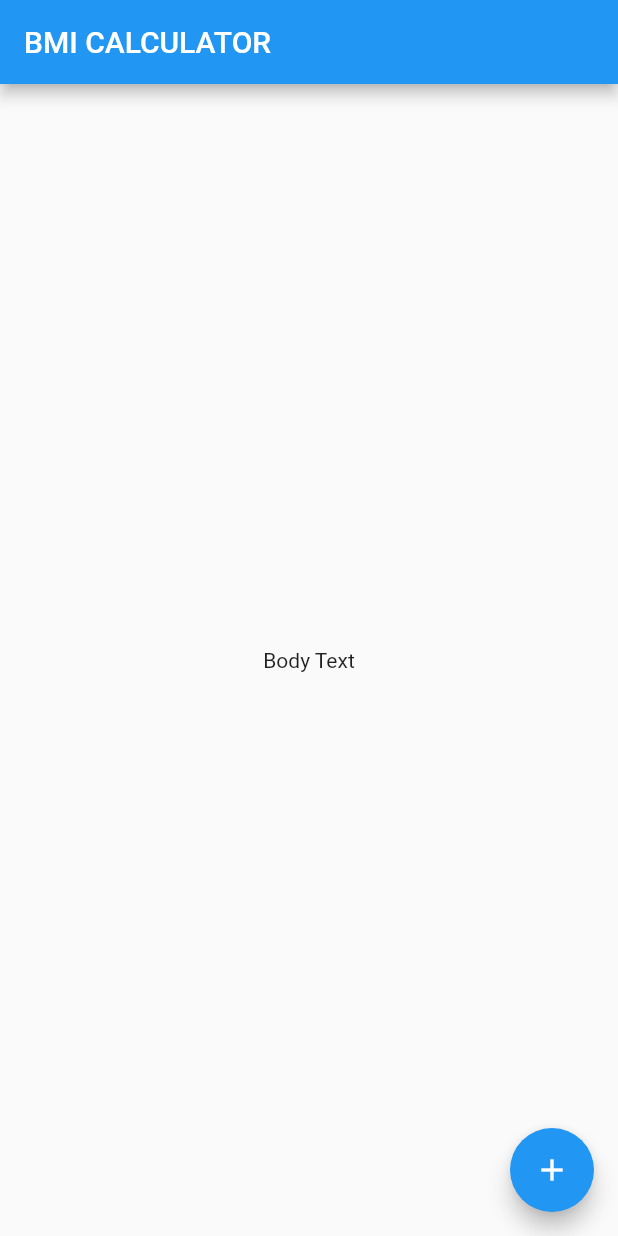
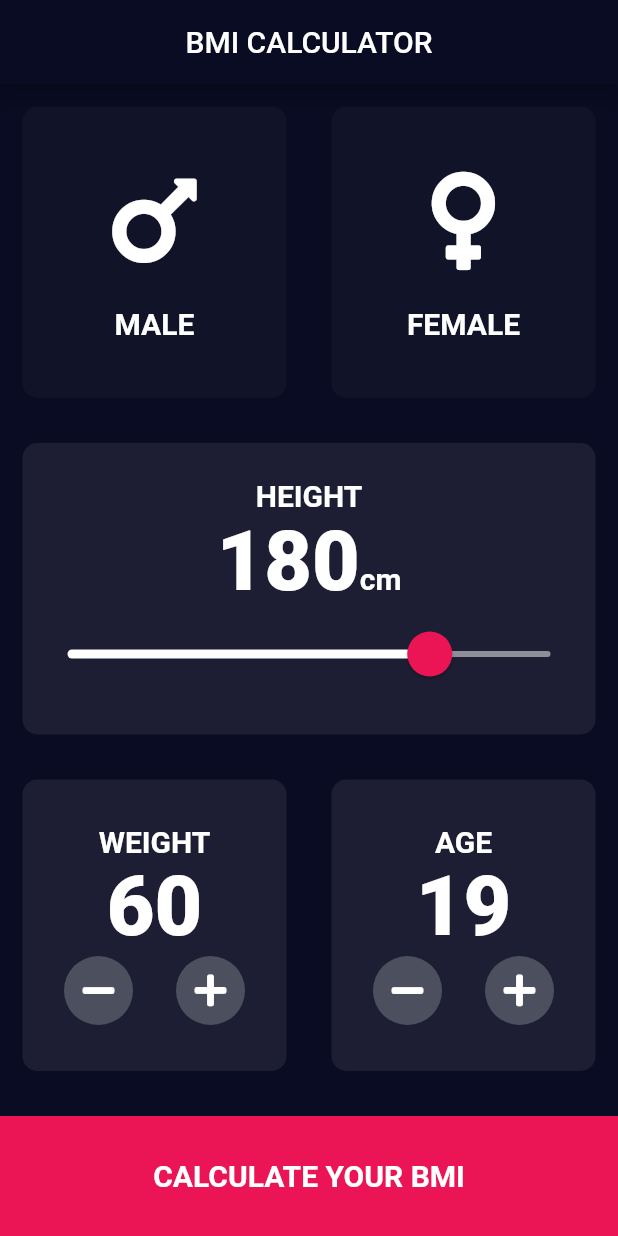
Before and after one commit to lighttt/BMICalculator, a Flutter app: the screen it shows after launch, on a phone screen of 412 x 824 dp. Run offline on Flutter 3.47's test engine with Material 2 defaults, Android fonts, the phone set to English and light mode, and no system bars; our stand-ins replace font_awesome_flutter.

Commit message:
Completed the input page

```diff
--- /dev/null
+++ b/lib/constants.dart
@@ -0,0 +1,13 @@
+import 'package:flutter/material.dart';
+
+const TextStyle labelTextStyle = TextStyle(
+  color: Colors.white,
+  fontSize: 20.0,
+  fontWeight: FontWeight.bold,
+);
+
+const TextStyle numberTextStyle = TextStyle(
+  color: Colors.white,
+  fontSize: 55.0,
+  fontWeight: FontWeight.w900,
+);
--- /dev/null
+++ b/lib/icon_content.dart
@@ -0,0 +1,27 @@
+import 'package:bmi_calculator/constants.dart';
+import 'package:flutter/material.dart';
+
+class IconContent extends StatelessWidget {
+  final IconData icon;
+  final String gender;
+
+  IconContent({this.icon, this.gender});
+
+  @override
+  Widget build(BuildContext context) {
+    return Column(
+      mainAxisAlignment: MainAxisAlignment.center,
+      children: <Widget>[
+        Icon(
+          icon,
+          size: 75,
+          color: Colors.white,
+        ),
+        SizedBox(
+          height: 20,
+        ),
+        Text(gender, style: labelTextStyle)
+      ],
+    );
+  }
+}
--- /dev/null
+++ b/lib/input_page.dart
@@ -0,0 +1,273 @@
+import 'package:bmi_calculator/constants.dart';
+import 'package:flutter/material.dart';
+import 'reusable_card.dart';
+import 'icon_content.dart';
+import 'package:font_awesome_flutter/font_awesome_flutter.dart';
+
+const Color inActiveCardColor = Color(0xFF111328);
+const Color activeCardColor = Color(0xFF1D1E33);
+const Color bottomContainerColor = Color(0xFFEB1555);
+
+class InputPage extends StatefulWidget {
+  @override
+  _InputPageState createState() => _InputPageState();
+}
+
+class _InputPageState extends State<InputPage> {
+  Color maleColor = inActiveCardColor;
+  Color femaleColor = inActiveCardColor;
+
+  // 1 = male, 2 = female
+  void updateColor(int genderType) {
+    if (genderType == 1) {
+      if (maleColor == inActiveCardColor) {
+        maleColor = activeCardColor;
+        femaleColor = inActiveCardColor;
+      } else {
+        maleColor = inActiveCardColor;
+      }
+    } else {
+      if (femaleColor == inActiveCardColor) {
+        femaleColor = activeCardColor;
+        maleColor = inActiveCardColor;
+      } else {
+        femaleColor = inActiveCardColor;
+      }
+    }
+  }
+
+  int height = 180;
+  int weight = 60;
+  int age = 19;
+
+  @override
+  Widget build(BuildContext context) {
+    return Scaffold(
+        appBar: AppBar(
+          centerTitle: true,
+          title: Text("BMI CALCULATOR"),
+        ),
+        body: Column(
+          crossAxisAlignment: CrossAxisAlignment.stretch,
+          children: <Widget>[
+            Expanded(
+              child: Row(
+                children: <Widget>[
+                  Expanded(
+                    child: GestureDetector(
+                      onTap: () {
+                        setState(() {
+                          updateColor(1);
+                        });
+                      },
+                      child: ReusableCard(
+                        colour: maleColor,
+                        iconContent: IconContent(
+                          icon: FontAwesomeIcons.mars,
+                          gender: "MALE",
+                        ),
+                      ),
+                    ),
+                  ),
+                  Expanded(
+                    child: GestureDetector(
+                      onTap: () {
+                        setState(() {
+                          updateColor(2);
+                        });
+                      },
+                      child: ReusableCard(
+                          colour: femaleColor,
+                          iconContent: IconContent(
+                            icon: FontAwesomeIcons.venus,
+                            gender: "FEMALE",
+                          )),
+                    ),
+                  ),
+                ],
+              ),
+            ),
+            Expanded(
+              child: ReusableCard(
+                colour: activeCardColor,
+                iconContent: Column(
+                  mainAxisAlignment: MainAxisAlignment.center,
+                  children: <Widget>[
+                    Text(
+                      "HEIGHT",
+                      style: labelTextStyle,
+                    ),
+                    Row(
+                      mainAxisAlignment: MainAxisAlignment.center,
+                      crossAxisAlignment: CrossAxisAlignment.baseline,
+                      textBaseline: TextBaseline.alphabetic,
+                      children: <Widget>[
+                        Text(
+                          height.toString(),
+                          style: numberTextStyle,
+                        ),
+                        Text(
+                          "cm",
+                          style: labelTextStyle,
+                        ),
+                      ],
+                    ),
+                    SliderTheme(
+                      data: SliderTheme.of(context).copyWith(
+                        activeTrackColor: Colors.white,
+                        inactiveTrackColor: Color(0xFF8D8E98),
+                        thumbColor: bottomContainerColor,
+                        overlayColor: Color(0x29EB1555),
+                        thumbShape:
+                            RoundSliderThumbShape(enabledThumbRadius: 15.0),
+                        overlayShape:
+                            RoundSliderOverlayShape(overlayRadius: 30.0),
+                      ),
+                      child: Slider(
+                        value: height.toDouble(),
+                        min: 120.0,
+                        max: 200.0,
+                        onChanged: (double newValue) {
+                          setState(() {
+                            height = newValue.round();
+                          });
+                        },
+                      ),
+                    )
+                  ],
+                ),
+              ),
+            ),
+            Expanded(
+              child: Row(
+                children: <Widget>[
+                  Expanded(
+                    child: ReusableCard(
+                      colour: activeCardColor,
+                      iconContent: Column(
+                        mainAxisAlignment: MainAxisAlignment.center,
+                        children: <Widget>[
+                          Text(
+                            "WEIGHT",
+                            style: labelTextStyle,
+                          ),
+                          Text(
+                            weight.toString(),
+                            style: numberTextStyle,
+                          ),
+                          Row(
+                            mainAxisAlignment: MainAxisAlignment.spaceEvenly,
+                            children: <Widget>[
+                              RawMaterialButton(
+                                child: Icon(FontAwesomeIcons.minus),
+                                onPressed: () {
+                                  setState(() {
+                                    weight--;
+                                  });
+                                },
+                                fillColor: Color(0xFF4C4F5E),
+                                elevation: 0.0,
+                                shape: CircleBorder(),
+                                constraints: BoxConstraints.tightFor(
+                                  height: 46.0,
+                                  width: 46.0,
+                                ),
+                              ),
+                              RawMaterialButton(
+                                child: Icon(FontAwesomeIcons.plus),
+                                onPressed: () {
+                                  setState(() {
+                                    weight++;
+                                  });
+                                },
+                                fillColor: Color(0xFF4C4F5E),
+                                elevation: 0.0,
+                                shape: CircleBorder(),
+                                constraints: BoxConstraints.tightFor(
+                                  height: 46.0,
+                                  width: 46.0,
+                                ),
+                              )
+                            ],
+                          )
+                        ],
+                      ),
+                    ),
+                  ),
+                  Expanded(
+                    child: ReusableCard(
+                      colour: activeCardColor,
+                      iconContent: Column(
+                        mainAxisAlignment: MainAxisAlignment.center,
+                        children: <Widget>[
+                          Text(
+                            "AGE",
+                            style: labelTextStyle,
+                          ),
+                          Text(
+                            age.toString(),
+                            style: numberTextStyle,
+                          ),
+                          Row(
+                            mainAxisAlignment: MainAxisAlignment.spaceEvenly,
+                            children: <Widget>[
+                              RawMaterialButton(
+                                child: Icon(FontAwesomeIcons.minus),
+                                onPressed: () {
+                                  setState(() {
+                                    age--;
+                                  });
+                                },
+                                fillColor: Color(0xFF4C4F5E),
+                                elevation: 0.0,
+                                shape: CircleBorder(),
+                                constraints: BoxConstraints.tightFor(
+                                  height: 46.0,
+                                  width: 46.0,
+                                ),
+                              ),
+                              RawMaterialButton(
+                                child: Icon(FontAwesomeIcons.plus),
+                                onPressed: () {
+                                  setState(() {
+                                    age++;
+                                  });
+                                },
+                                fillColor: Color(0xFF4C4F5E),
+                                elevation: 0.0,
+                                shape: CircleBorder(),
+                                constraints: BoxConstraints.tightFor(
+                                  height: 46.0,
+                                  width: 46.0,
+                                ),
+                              )
+                            ],
+                          )
+                        ],
+                      ),
+                    ),
+                  ),
+                ],
+              ),
+            ),
+            Container(
+              color: Color(0xFFEB1555),
+              height: 80.0,
+              width: double.infinity,
+              margin: EdgeInsets.only(top: 15.0),
+              child: Center(
+                child: Text(
+                  'CALCULATE YOUR BMI',
+                  textAlign: TextAlign.center,
+                  style: TextStyle(
+                    color: Colors.white,
+                    fontSize: 20.0,
+                    fontWeight: FontWeight.bold,
+                  ),
+                ),
+              ),
+            )
+          ],
+        ));
+  }
+}
--- a/lib/main.dart
+++ b/lib/main.dart
@@ -1,4 +1,5 @@
 import 'package:flutter/material.dart';
+import 'input_page.dart';
 
 void main() => runApp(BMICalculator());
 
@@ -6,28 +7,11 @@ class BMICalculator extends StatelessWidget {
   @override
   Widget build(BuildContext context) {
     return MaterialApp(
+      theme: ThemeData.dark().copyWith(
+        primaryColor: Color(0xFF090C22),
+        scaffoldBackgroundColor: Color(0xFF090C22),
+      ),
       home: InputPage(),
     );
   }
 }
-
-class InputPage extends StatefulWidget {
-  @override
-  _InputPageState createState() => _InputPageState();
-}
-
-class _InputPageState extends State<InputPage> {
-  @override
-  Widget build(BuildContext context) {
-    return Scaffold(
-      appBar: AppBar(
-        title: Text("BMI CALCULATOR"),
-      ),
-      body: Center(child: Text("Body Text")),
-      floatingActionButton: FloatingActionButton(
-        child: Icon(Icons.add),
-        onPressed: () {},
-      ),
-    );
-  }
-}
--- /dev/null
+++ b/lib/reusable_card.dart
@@ -0,0 +1,20 @@
+import 'package:flutter/material.dart';
+
+class ReusableCard extends StatelessWidget {
+  final Color colour;
+  final Widget iconContent;
+
+  ReusableCard({@required this.colour, this.iconContent});
+
+  @override
+  Widget build(BuildContext context) {
+    return Container(
+      child: iconContent,
+      margin: EdgeInsets.all(15.0),
+      decoration: BoxDecoration(
+        color: colour,
+        borderRadius: BorderRadius.circular(10.0),
+      ),
+    );
+  }
+}
--- a/pubspec.yaml
+++ b/pubspec.yaml
@@ -23,6 +23,7 @@ dependencies:
   # The following adds the Cupertino Icons font to your application.
   # Use with the CupertinoIcons class for iOS style icons.
   cupertino_icons: ^0.1.2
+  font_awesome_flutter: ^8.5.0
 
 dev_dependencies:
   flutter_test:
```
Also changed, not shown: pubspec.lock.
